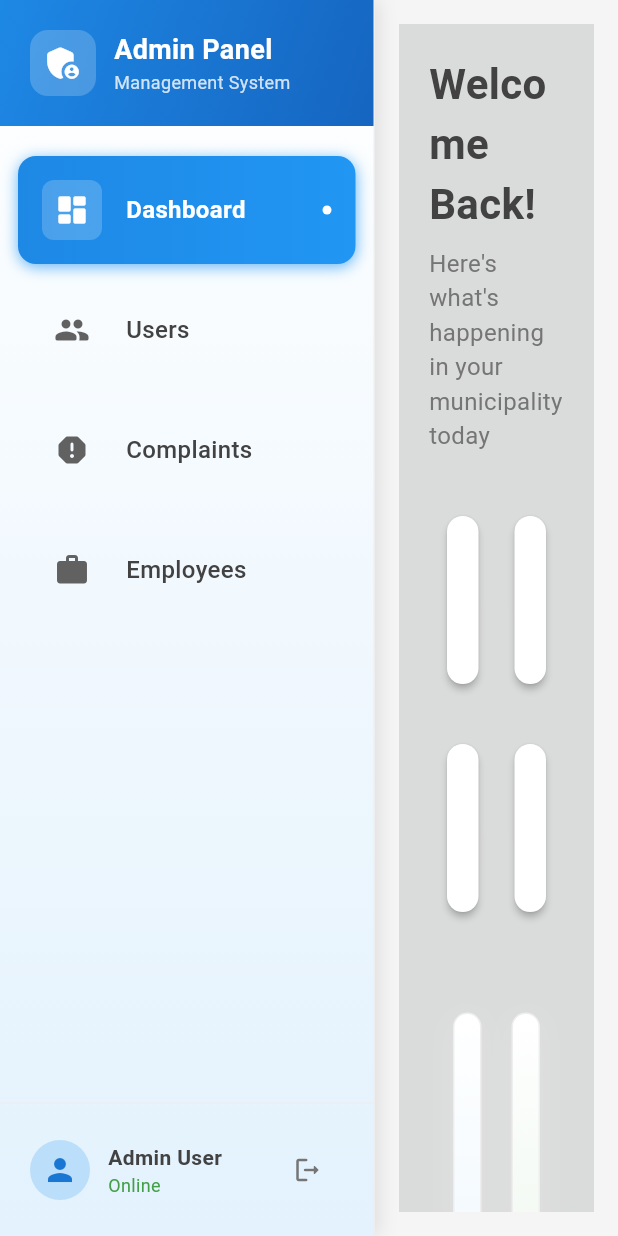
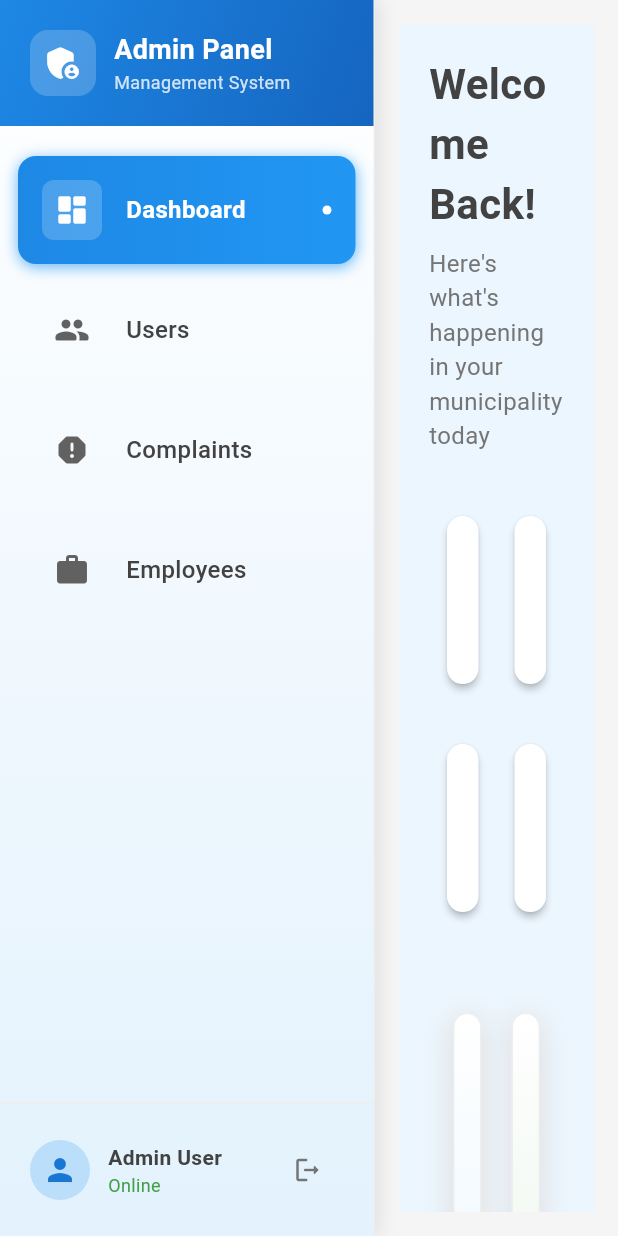
Before and after one commit to ShallowAwe/NagarPalika_Dashboard, a Flutter app: the screen it shows after launch, on a phone screen of 412 x 824 dp. Run offline on Flutter 3.47's test engine with Material 3 defaults, Android fonts, the phone set to English and light mode, and no system bars; our stand-ins replace fl_chart.

Commit message:
Refactor and reorganize screens: remove UserManagementScreen, update imports, and restore OverviewPage with animations

```diff
--- a/lib/screens/adminDashboardApp.dart
+++ b/lib/screens/adminDashboardApp.dart
@@ -1,6 +1,6 @@
 import 'package:flutter/material.dart';
-import 'package:smart_nagarpalika_dashboard/overviewpage.dart';
-import 'package:smart_nagarpalika_dashboard/screens/userManagementScreen.dart';
+import 'package:smart_nagarpalika_dashboard/screens/overviewpage.dart';
+import 'package:smart_nagarpalika_dashboard/screens/user_management_page.dart';
 import 'package:smart_nagarpalika_dashboard/utils/sideBar.dart';
 
 void main() => runApp(AdminDashboardApp());
--- a/lib/overviewpage.dart
+++ b/lib/screens/overviewpage.dart
@@ -88,7 +88,8 @@ class _OverviewpageState extends State<Overviewpage>
   Widget build(BuildContext context) {
     return Scaffold(
 
-      backgroundColor: const Color.fromARGB(255, 218, 219, 219),
+      backgroundColor: Color(0xFFECF6FE),
+
       body: SingleChildScrollView(
         child: Padding(
           padding: const EdgeInsets.all(20),
@@ -311,7 +312,7 @@ class _OverviewpageState extends State<Overviewpage>
           child: Transform.translate(
             offset: Offset(0, 30 * (1 - value)),
             child: Opacity(
-              opacity: value,
+              opacity: value.clamp(0.0, 1.0),
               child: card,
             ),
           ),
--- a/lib/utils/sideBar.dart
+++ b/lib/utils/sideBar.dart
@@ -54,7 +54,7 @@ class Sidebar extends StatelessWidget {
         ),
         boxShadow: [
           BoxShadow(
-            color: Colors.black.withOpacity(0.1),
+            color: Colors.black.withAlpha(25),
             blurRadius: 10,
             offset: const Offset(2, 0),
           ),
@@ -128,7 +128,7 @@ class SidebarHeader extends StatelessWidget {
           Container(
             padding: const EdgeInsets.all(8),
             decoration: BoxDecoration(
-              color: Colors.white.withOpacity(0.2),
+              color: Colors.white.withAlpha(50),
               borderRadius: BorderRadius.circular(12),
             ),
             child: Icon(
@@ -154,7 +154,7 @@ class SidebarHeader extends StatelessWidget {
                   Text(
                     "Management System",
                     style: TextStyle(
-                      color: Colors.white.withOpacity(0.8),
+                      color: Colors.white.withAlpha(204),
                       fontSize: 12,
                     ),
                   ),
```
Also changed, not shown: lib/screens/user_management_page.dart (renamed from lib/screens/userManagementScreen.dart).
